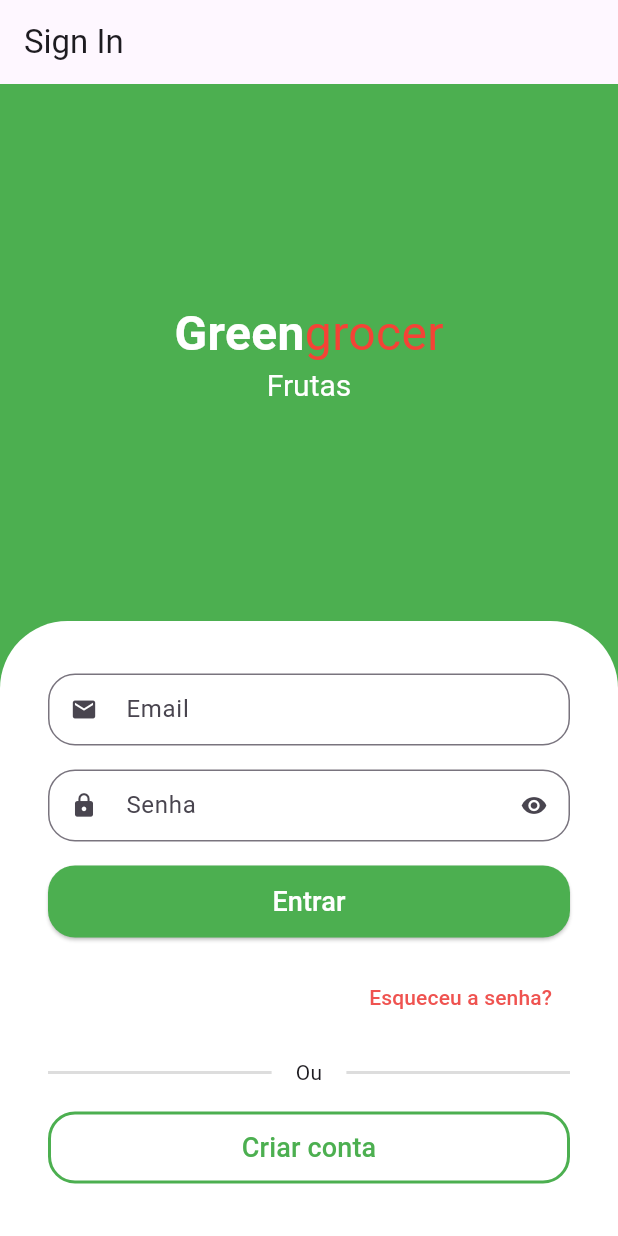
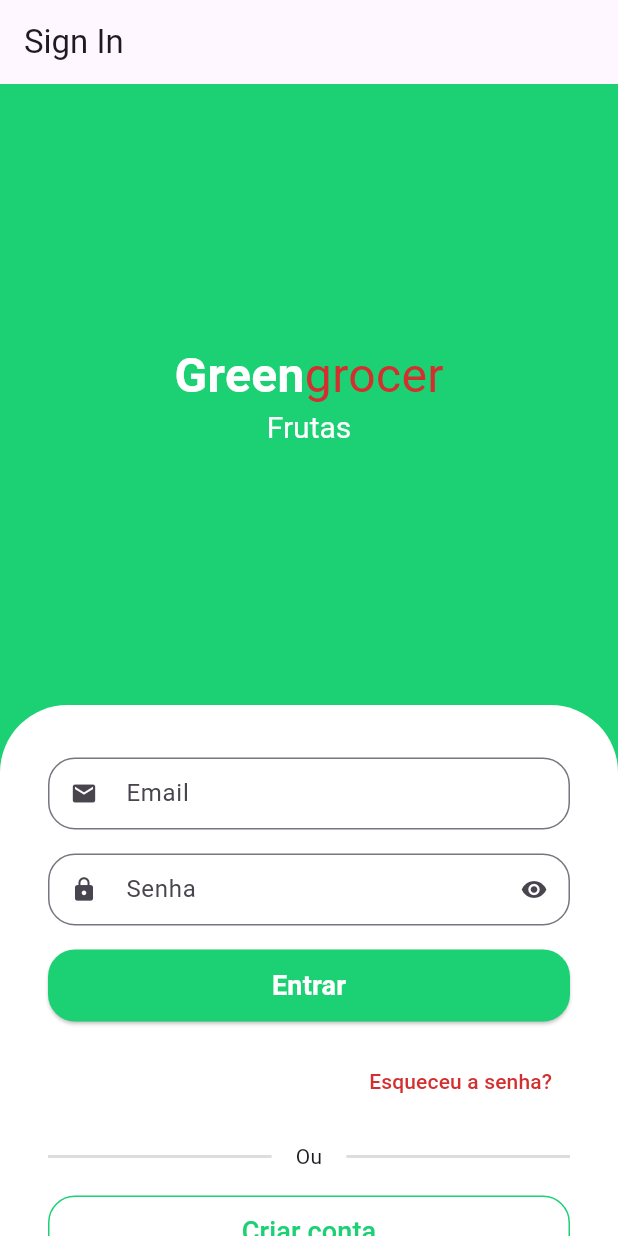
Before and after one commit to dionedev/App_Greengrocer, a Flutter app: the screen it shows after launch, on a phone screen of 412 x 824 dp. Run offline on Flutter 3.47's test engine with Material 3 defaults, Android fonts, the phone set to English and light mode, and no system bars; drawn by our look-alikes of animated_text_kit.

Commit message:
feat: fineshed login screen

```diff
--- a/lib/src/auth/components/custom_text_field.dart
+++ b/lib/src/auth/components/custom_text_field.dart
@@ -1,4 +1,5 @@
 import 'package:flutter/material.dart';
+import 'package:greengrocer/src/config/custom_colors.dart';
 
 class CustomTextField extends StatefulWidget {
   final IconData icon;
@@ -30,6 +31,15 @@ class _CustomTextFieldState extends State<CustomTextField> {
     return TextFormField(
       obscureText: isObscureText,
       decoration: InputDecoration(
+        floatingLabelStyle: TextStyle(
+          color: CustomColors.customSwatchColor,
+        ),
+        focusedBorder: OutlineInputBorder(
+          borderRadius: BorderRadius.circular(18),
+          borderSide: BorderSide(
+            color: CustomColors.customSwatchColor,
+          ),
+        ),
         prefixIcon: Icon(widget.icon),
         suffixIcon: widget.isSecret
             ? IconButton(
--- a/lib/src/auth/sign_in_screen.dart
+++ b/lib/src/auth/sign_in_screen.dart
@@ -1,6 +1,8 @@
 import 'package:animated_text_kit/animated_text_kit.dart';
 import 'package:flutter/material.dart';
 import 'package:greengrocer/src/auth/components/custom_text_field.dart';
+import 'package:greengrocer/src/auth/sign_up_screen.dart';
+import 'package:greengrocer/src/config/custom_colors.dart';
 
 class SignInScreen extends StatefulWidget {
   const SignInScreen({super.key});
@@ -16,20 +18,23 @@ class _SignInScreenState extends State<SignInScreen> {
       appBar: AppBar(
         title: const Text('Sign In'),
       ),
-      backgroundColor: Colors.green,
-      body: Column(
+      backgroundColor: CustomColors.customSwatchColor,
+      body: SingleChildScrollView(
+        child: SizedBox(
+          height: MediaQuery.of(context).size.height,
+          child: Column(
             children: [
               Expanded(
                 child: Column(
                   mainAxisAlignment: MainAxisAlignment.center,
                   children: [
-                const Text.rich(
+                    Text.rich(
                       TextSpan(
-                    style: TextStyle(
+                        style: const TextStyle(
                           fontSize: 32,
                         ),
                         children: [
-                      TextSpan(
+                          const TextSpan(
                             text: 'Green',
                             style: TextStyle(
                               color: Colors.white,
@@ -39,7 +44,7 @@ class _SignInScreenState extends State<SignInScreen> {
                           TextSpan(
                             text: 'grocer',
                             style: TextStyle(
-                          color: Colors.red,
+                              color: CustomColors.customContrastColor,
                             ),
                           ),
                         ],
@@ -67,7 +72,8 @@ class _SignInScreenState extends State<SignInScreen> {
                 ),
               ),
               Container(
-            padding: const EdgeInsets.symmetric(horizontal: 32, vertical: 35),
+                padding:
+                    const EdgeInsets.symmetric(horizontal: 32, vertical: 35),
                 decoration: const BoxDecoration(
                   color: Colors.white,
                   borderRadius: BorderRadius.vertical(
@@ -94,20 +100,24 @@ class _SignInScreenState extends State<SignInScreen> {
                             shape: RoundedRectangleBorder(
                               borderRadius: BorderRadius.circular(18),
                             ),
-                        backgroundColor: Colors.green,
+                            backgroundColor: CustomColors.customSwatchColor,
                             foregroundColor: Colors.white),
                         onPressed: () {},
                         child: const Text(
                           'Entrar',
-                      style: TextStyle(fontSize: 18),
+                          style: TextStyle(
+                            fontSize: 18,
+                            fontWeight: FontWeight.bold,
+                          ),
                         ),
                       ),
                     ),
                     Align(
                       alignment: Alignment.centerRight,
                       child: TextButton(
-                    style:
-                        TextButton.styleFrom(foregroundColor: Colors.red[400]),
+                        style: TextButton.styleFrom(
+                          foregroundColor: CustomColors.customContrastColor,
+                        ),
                         onPressed: () {},
                         child: const Text('Esqueceu a senha?'),
                       ),
@@ -136,16 +146,22 @@ class _SignInScreenState extends State<SignInScreen> {
                       height: 48,
                       child: OutlinedButton(
                         style: OutlinedButton.styleFrom(
-                      foregroundColor: Colors.green,
+                          foregroundColor: CustomColors.customSwatchColor,
                           shape: RoundedRectangleBorder(
                             borderRadius: BorderRadius.circular(18),
                           ),
-                      side: const BorderSide(
-                        width: 2,
-                        color: Colors.green,
+                          side: BorderSide(
+                            // width: 2,
+                            color: CustomColors.customSwatchColor,
                           ),
                         ),
-                    onPressed: () {},
+                        onPressed: () {
+                          Navigator.of(context).push(
+                            MaterialPageRoute(builder: (context) {
+                              return const SignUpScreen();
+                            }),
+                          );
+                        },
                         child: const Text(
                           'Criar conta',
                           style: TextStyle(fontSize: 18),
@@ -157,6 +173,8 @@ class _SignInScreenState extends State<SignInScreen> {
               ),
             ],
           ),
+        ),
+      ),
     );
   }
 }
```
Lines whose indentation alone changed are shown as unchanged.
